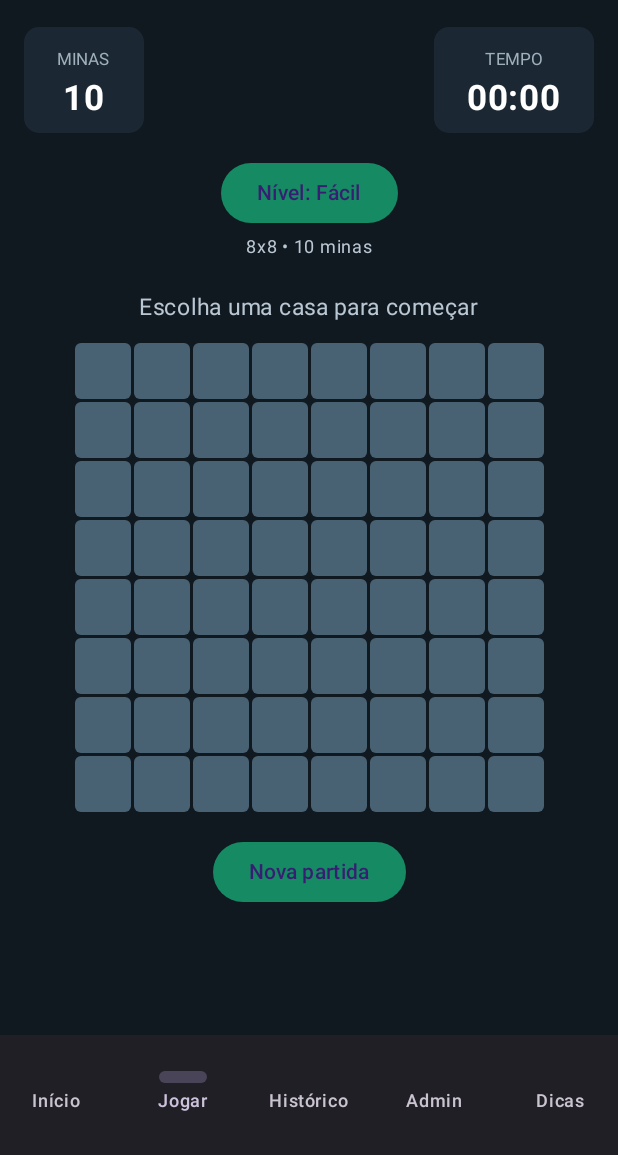
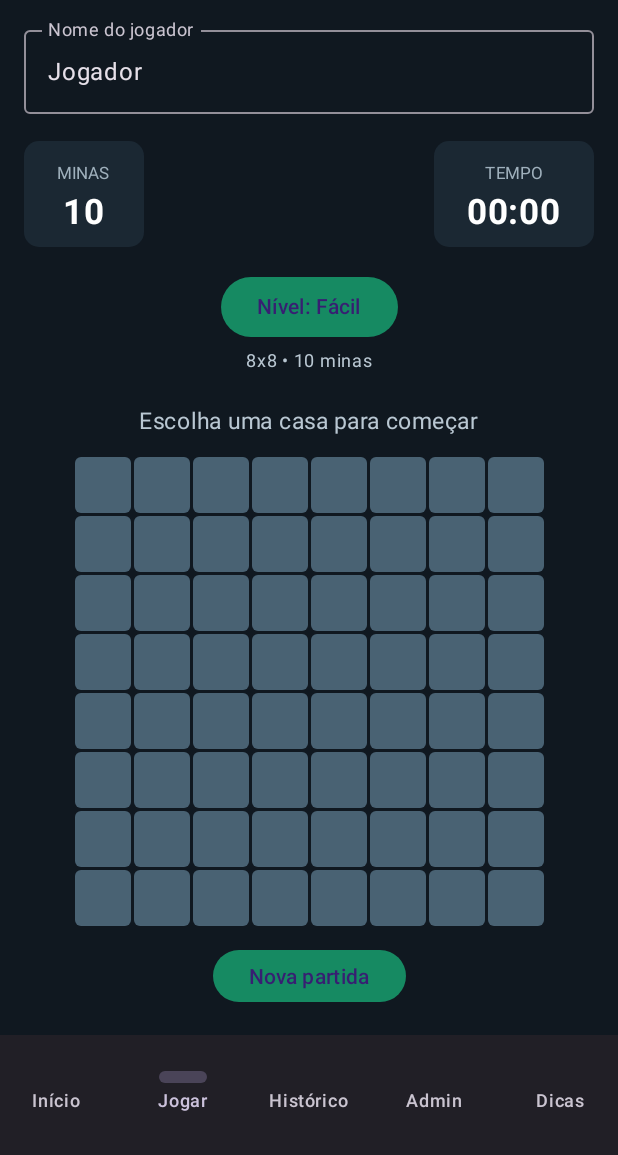
Before and after one commit to aguustinn/Campo-Minado-Android, an Android app built with Jetpack Compose: the MinesweeperScreen screen opened through its navigation route, on a phone screen of 412 x 824 dp, the part 81-1236 px from its top. Run offline under Robolectric (Android 15) with nearby library versions, the phone set to English and light mode, and no system bars; our stand-ins replace Room's generated code.

Commit message:
Adiciona campo de identificação do jogador na tela do jogo

```diff
--- a/app/src/main/java/com/campominado/app/MainActivity.kt
+++ b/app/src/main/java/com/campominado/app/MainActivity.kt
@@ -26,6 +26,7 @@ import androidx.compose.material3.ButtonDefaults
 import androidx.compose.material3.DropdownMenu
 import androidx.compose.material3.DropdownMenuItem
 import androidx.compose.material3.MaterialTheme
+import androidx.compose.material3.OutlinedTextField
 import androidx.compose.material3.Surface
 import androidx.compose.material3.Text
 import androidx.compose.material3.darkColorScheme
@@ -89,6 +90,16 @@ fun MinesweeperScreen(viewModel: GameViewModel) {
                 fontWeight = FontWeight.Bold,
                 color = Color.White
             )
+            Spacer(Modifier.height(12.dp))
+
+            OutlinedTextField(
+                value = state.playerName,
+                onValueChange = viewModel::setPlayerName,
+                label = { Text("Nome do jogador") },
+                singleLine = true,
+                modifier = Modifier.fillMaxWidth()
+            )
+
             Spacer(Modifier.height(18.dp))
 
             Row(
```
